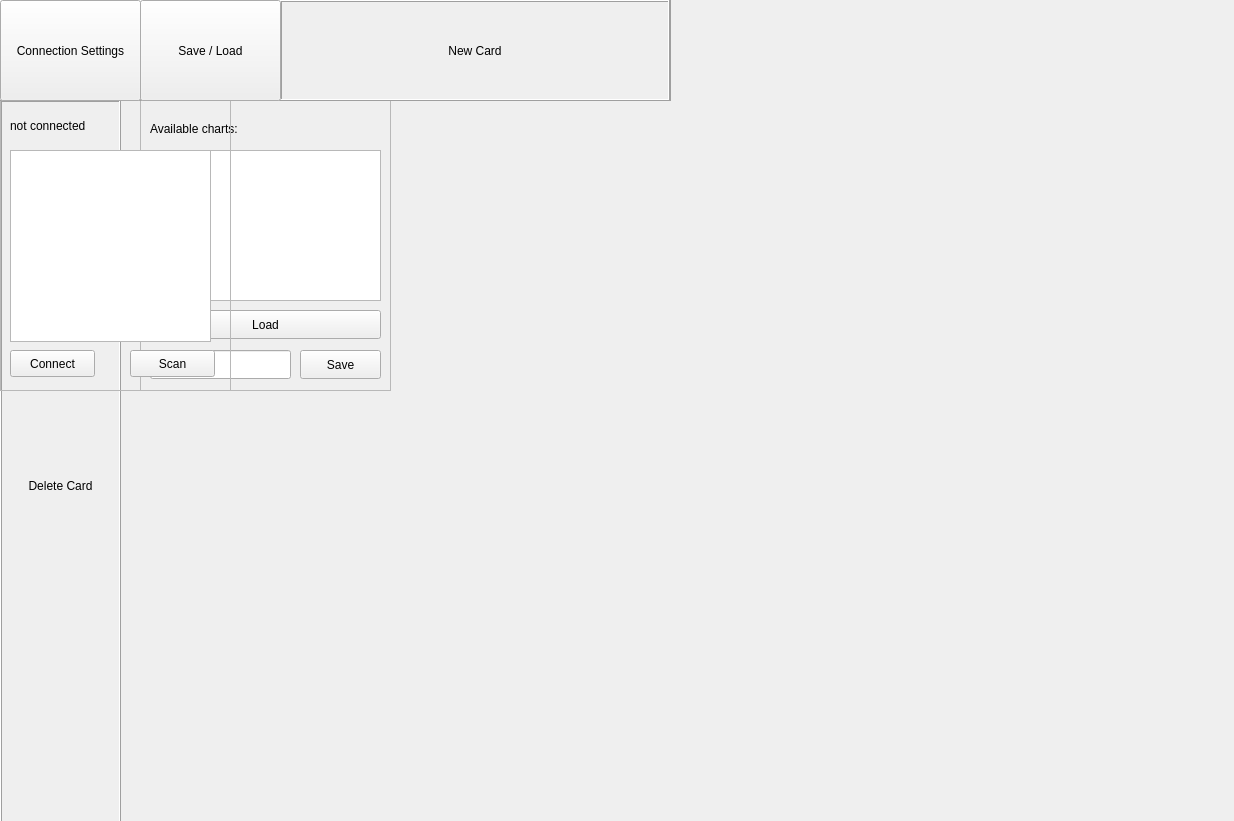
Peacecake/ITT-Abschlussprojekt, file Code/iplanpy.ui: the form before one commit.
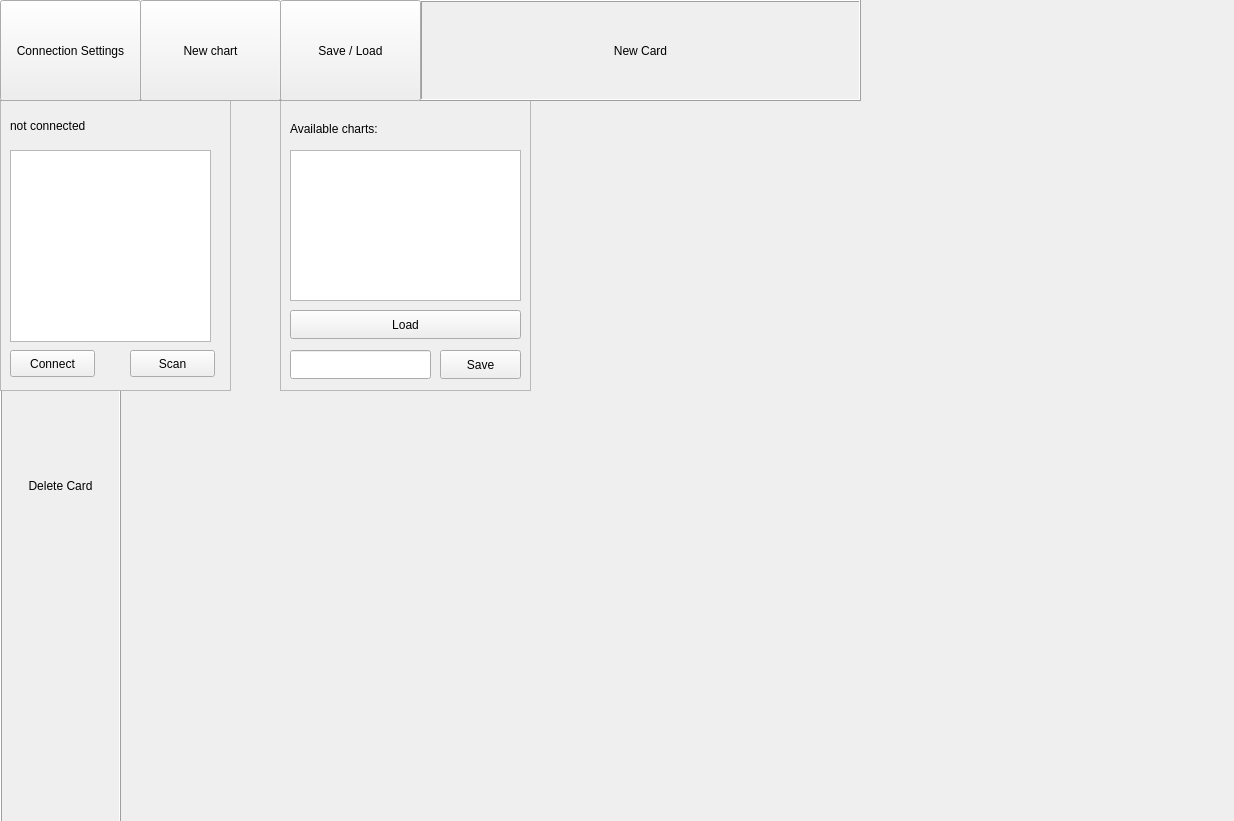
The form after the commit.

Commit message: new chart button added

```diff
--- a/Code/iplanpy.ui
+++ b/Code/iplanpy.ui
@@ -36,6 +36,9 @@
      <height>291</height>
     </rect>
    </property>
+   <property name="autoFillBackground">
+    <bool>true</bool>
+   </property>
    <property name="styleSheet">
     <string notr="true"/>
    </property>
@@ -98,12 +101,18 @@
   <widget class="QFrame" name="fr_save_and_load">
    <property name="geometry">
     <rect>
-     <x>140</x>
+     <x>280</x>
      <y>100</y>
      <width>251</width>
      <height>291</height>
     </rect>
    </property>
+   <property name="autoFillBackground">
+    <bool>true</bool>
+   </property>
+   <property name="styleSheet">
+    <string notr="true"/>
+   </property>
    <property name="frameShape">
     <enum>QFrame::StyledPanel</enum>
    </property>
@@ -175,7 +184,7 @@
     <rect>
      <x>0</x>
      <y>0</y>
-     <width>671</width>
+     <width>861</width>
      <height>101</height>
     </rect>
    </property>
@@ -191,9 +200,9 @@
    <widget class="QLabel" name="lbl_new_card">
     <property name="geometry">
      <rect>
-      <x>280</x>
+      <x>420</x>
       <y>0</y>
-      <width>390</width>
+      <width>441</width>
       <height>101</height>
      </rect>
     </property>
@@ -222,7 +231,7 @@
    <widget class="QPushButton" name="btn_toggle_save_and_load_frame">
     <property name="geometry">
      <rect>
-      <x>140</x>
+      <x>280</x>
       <y>0</y>
       <width>141</width>
       <height>101</height>
@@ -245,6 +254,19 @@
      <string>Connection Settings</string>
     </property>
    </widget>
+   <widget class="QPushButton" name="btn_new_chart">
+    <property name="geometry">
+     <rect>
+      <x>140</x>
+      <y>0</y>
+      <width>141</width>
+      <height>101</height>
+     </rect>
+    </property>
+    <property name="text">
+     <string>New chart</string>
+    </property>
+   </widget>
   </widget>
   <widget class="QLabel" name="delete_card">
    <property name="geometry">
```
The commit also changes 2 other files.
